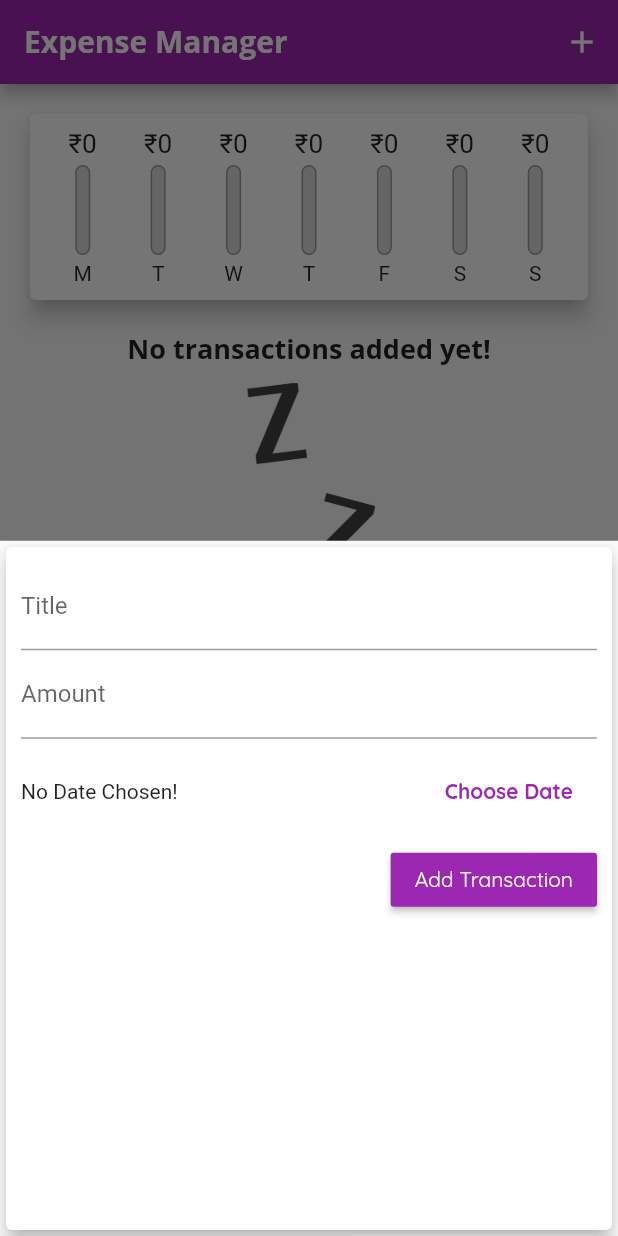
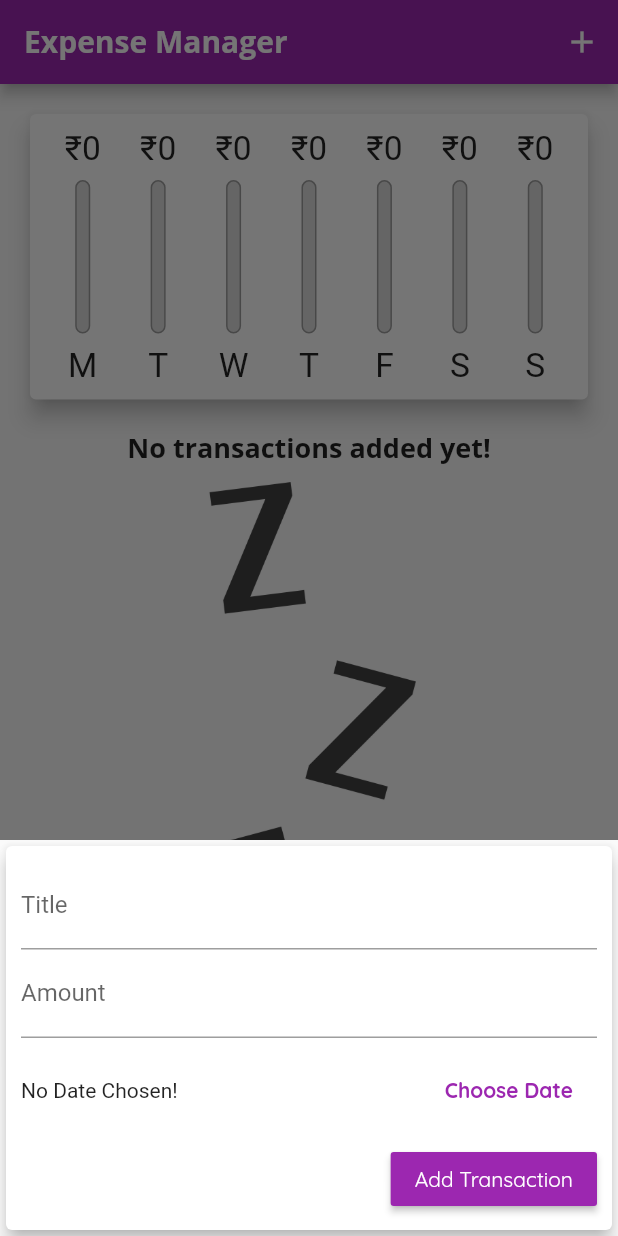
Before and after one commit to Karan221199/Expense-Tracker-App, a Flutter app: the screen it shows after launch, after a tap on the "add" icon, on a phone screen of 412 x 824 dp. Run offline on Flutter 3.47's test engine with Material 2 defaults, Android fonts, the phone set to English and light mode, and no system bars.

Commit message:
Implemented changes that how my app will appear on ios devices using cupertiono and also implemented media queries

```diff
--- a/lib/main.dart
+++ b/lib/main.dart
@@ -1,4 +1,7 @@
+import 'dart:io';
 import 'package:expense_tracker/widgets/transaction_list.dart';
+import 'package:flutter/cupertino.dart';
+import 'package:flutter/services.dart';
 
 import './widgets/new_transaction.dart';
 import 'package:flutter/material.dart';
@@ -7,7 +10,12 @@ import './widgets/chart.dart';
 import './models/transaction.dart';
 
 void main() {
-  runApp(const MyApp());
+  // WidgetsFlutterBinding.ensureInitialized();
+  // SystemChrome.setPreferredOrientations([
+  //   DeviceOrientation.portraitUp,
+  //   DeviceOrientation.portraitDown,
+  // ]);
+  runApp(MyApp());
 }
 
 class MyApp extends StatefulWidget {
@@ -66,6 +74,8 @@ class _MyHomePageState extends State<MyHomePage> {
     //     date: DateTime.now()),
   ];
 
+  bool _showChart = false;
+
   List<Transaction> get _recentTransactions {
     return _userTransactions.where((tx) {
       return tx.date!.isAfter(
@@ -112,29 +122,104 @@ class _MyHomePageState extends State<MyHomePage> {
 
   @override
   Widget build(BuildContext context) {
-    return Scaffold(
-      appBar: AppBar(
+    final mediaQuery = MediaQuery.of(context);
+    final isLandscape = mediaQuery.orientation == Orientation.landscape;
+    final dynamic appBar = Platform.isIOS
+        ? CupertinoNavigationBar(
+            middle: Text(
+              'Expense Manager',
+            ),
+            trailing: Row(
+              mainAxisSize: MainAxisSize.min,
+              children: <Widget>[
+                GestureDetector(
+                  onTap: () => _startAddNewTransaction(context),
+                  child: Icon(CupertinoIcons.add),
+                ),
+              ],
+            ),
+          )
+        : AppBar(
             title: Text(
               'Expense Manager',
             ),
             actions: <Widget>[
               IconButton(
                 onPressed: () => _startAddNewTransaction(context),
-              icon: Icon(Icons.add))
+                icon: Icon(Icons.add),
+              ),
             ],
-      ),
-      body: SingleChildScrollView(
+          );
+
+    final txListWidget = Container(
+      height: (mediaQuery.size.height -
+              appBar.preferredSize.height -
+              mediaQuery.padding.top) *
+          0.7,
+      child: TransactionList(_userTransactions, _deleteTransaction),
+    );
+
+    final myPagebody = SafeArea(
+      child: SingleChildScrollView(
         child: Column(
           //mainAxisAlignment: MainAxisAlignment.spaceEvenly,
           crossAxisAlignment: CrossAxisAlignment.stretch,
           children: <Widget>[
-            Chart(_recentTransactions),
-            TransactionList(_userTransactions, _deleteTransaction)
+            if (isLandscape)
+              Row(
+                mainAxisAlignment: MainAxisAlignment.center,
+                children: <Widget>[
+                  Text(
+                    'Show Chart',
+                    style: Theme.of(context).textTheme.headline6,
+                  ),
+                  Switch.adaptive(
+                    activeColor: Theme.of(context).accentColor,
+                    value: _showChart,
+                    onChanged: (val) {
+                      setState(() {
+                        _showChart = val;
+                      });
+                    },
+                  )
+                ],
+              ),
+            if (!isLandscape)
+              Container(
+                height: (mediaQuery.size.height -
+                        appBar.preferredSize.height -
+                        mediaQuery.padding.top) *
+                    0.3,
+                child: Chart(_recentTransactions),
+              ),
+            if (!isLandscape) txListWidget,
+            if (isLandscape)
+              _showChart
+                  ? Container(
+                      height: (mediaQuery.size.height -
+                              appBar.preferredSize.height -
+                              mediaQuery.padding.top) *
+                          0.7,
+                      child: Chart(_recentTransactions),
+                    )
+                  : txListWidget
           ],
         ),
       ),
-      floatingActionButtonLocation: FloatingActionButtonLocation.centerFloat,
-      floatingActionButton: FloatingActionButton(
+    );
+    return Platform.isIOS
+        ? CupertinoPageScaffold(
+            child: myPagebody,
+            navigationBar: appBar,
+          )
+        : Scaffold(
+            appBar: appBar,
+            body: myPagebody,
+            floatingActionButtonLocation:
+                FloatingActionButtonLocation.centerFloat,
+            floatingActionButton: Platform.isIOS
+                ? Container()
+                : FloatingActionButton(
                     child: Icon(Icons.add),
                     onPressed: () => _startAddNewTransaction(context),
                   ),
--- /dev/null
+++ b/lib/widgets/adaptive_button.dart
@@ -0,0 +1,31 @@
+import 'dart:io';
+import 'package:flutter/material.dart';
+import 'package:flutter/cupertino.dart';
+
+class AdaptiveFlatButton extends StatelessWidget {
+  final String text;
+  final VoidCallback handler;
+
+  AdaptiveFlatButton(this.text, this.handler);
+
+  @override
+  Widget build(BuildContext context) {
+    return Platform.isIOS
+        ? CupertinoButton(
+            onPressed: handler,
+            child: Text(
+              text,
+              style: TextStyle(
+                fontWeight: FontWeight.bold,
+              ),
+            ),
+          )
+        : FlatButton(
+            textColor: Theme.of(context).primaryColor,
+            onPressed: handler,
+            child: Text(
+              text,
+              style: TextStyle(fontWeight: FontWeight.bold),
+            ));
+  }
+}
--- a/lib/widgets/chart_bar.dart
+++ b/lib/widgets/chart_bar.dart
@@ -9,17 +9,19 @@ class ChartBar extends StatelessWidget {
 
   @override
   Widget build(BuildContext context) {
+    return LayoutBuilder(
+      builder: (context, constraints) {
         return Column(
           children: <Widget>[
             Container(
-            height: 20,
+                height: constraints.maxHeight * 0.15,
                 child: FittedBox(
                     child: Text('₹${spendingAmount.toStringAsFixed(0)}'))),
             SizedBox(
-          height: 4,
+              height: constraints.maxHeight * 0.05,
             ),
             Container(
-          height: 60,
+              height: constraints.maxHeight * 0.6,
               width: 10,
               child: Stack(children: <Widget>[
                 Container(
@@ -41,10 +43,15 @@ class ChartBar extends StatelessWidget {
               ]),
             ),
             SizedBox(
-          height: 4,
+              height: constraints.maxHeight * 0.05,
             ),
-        Text(label)
+            Container(
+              height: constraints.maxHeight * 0.15,
+              child: FittedBox(child: Text(label)),
+            )
           ],
+        );
+      },
     );
   }
 }
--- a/lib/widgets/new_transaction.dart
+++ b/lib/widgets/new_transaction.dart
@@ -1,3 +1,6 @@
+import 'dart:io';
+import '../widgets/adaptive_button.dart';
+import 'package:flutter/cupertino.dart';
 import 'package:flutter/material.dart';
 import 'package:intl/intl.dart';
 
@@ -54,10 +57,15 @@ class _NewTransactionState extends State<NewTransaction> {
 
   @override
   Widget build(BuildContext context) {
-    return Card(
+    return SingleChildScrollView(
+      child: Card(
         elevation: 5,
         child: Container(
-        padding: EdgeInsets.all(10),
+          padding: EdgeInsets.only(
+              top: 10,
+              left: 10,
+              right: 10,
+              bottom: MediaQuery.of(context).viewInsets.bottom + 10),
           child: Column(
               crossAxisAlignment: CrossAxisAlignment.end,
               children: <Widget>[
@@ -87,14 +95,7 @@ class _NewTransactionState extends State<NewTransaction> {
                               : 'Picked Date: ${DateFormat.yMd().format(_selectedDate!)}',
                         ),
                       ),
-                    FlatButton(
-                      textColor: Theme.of(context).primaryColor,
-                      onPressed: _presentDatePicker,
-                      child: Text(
-                        'Choose Date',
-                        style: TextStyle(fontWeight: FontWeight.bold),
-                      ),
-                    )
+                      AdaptiveFlatButton('Choose Date', _presentDatePicker)
                     ],
                   ),
                 ),
@@ -106,6 +107,7 @@ class _NewTransactionState extends State<NewTransaction> {
                 )
               ]),
         ),
+      ),
     );
   }
 }
--- a/lib/widgets/transaction_list.dart
+++ b/lib/widgets/transaction_list.dart
@@ -10,10 +10,9 @@ class TransactionList extends StatelessWidget {
 
   @override
   Widget build(BuildContext context) {
-    return Container(
-      height: 500,
-      child: transactions.isEmpty
-          ? Column(
+    return transactions.isEmpty
+        ? LayoutBuilder(builder: (context, constraints) {
+            return Column(
               children: <Widget>[
                 Text(
                   'No transactions added yet!',
@@ -23,14 +22,15 @@ class TransactionList extends StatelessWidget {
                   height: 10,
                 ),
                 Container(
-                  height: 200,
+                  height: constraints.maxHeight * 0.6,
                   child: Image.asset(
                     'assets/images/waiting.png',
                     fit: BoxFit.cover,
                   ),
                 ),
               ],
-            )
+            );
+          })
         : ListView.builder(
             itemBuilder: (ctx, index) {
               return Card(
@@ -56,7 +56,14 @@ class TransactionList extends StatelessWidget {
                   subtitle: Text(
                     DateFormat.yMMMMd().format(transactions[index].date!),
                   ),
-                    trailing: IconButton(
+                  trailing: MediaQuery.of(context).size.width > 360
+                      ? FlatButton.icon(
+                          textColor: Theme.of(context).errorColor,
+                          icon: Icon(Icons.delete),
+                          label: Text('Delete'),
+                          onPressed: () => deleteTx(transactions[index].id),
+                        )
+                      : IconButton(
                           icon: Icon(Icons.delete),
                           color: Theme.of(context).errorColor,
                           onPressed: () => deleteTx(transactions[index].id),
@@ -65,7 +72,6 @@ class TransactionList extends StatelessWidget {
               );
             },
             itemCount: transactions.length,
-            ),
           );
   }
 }
```
Lines whose indentation alone changed are shown as unchanged.
